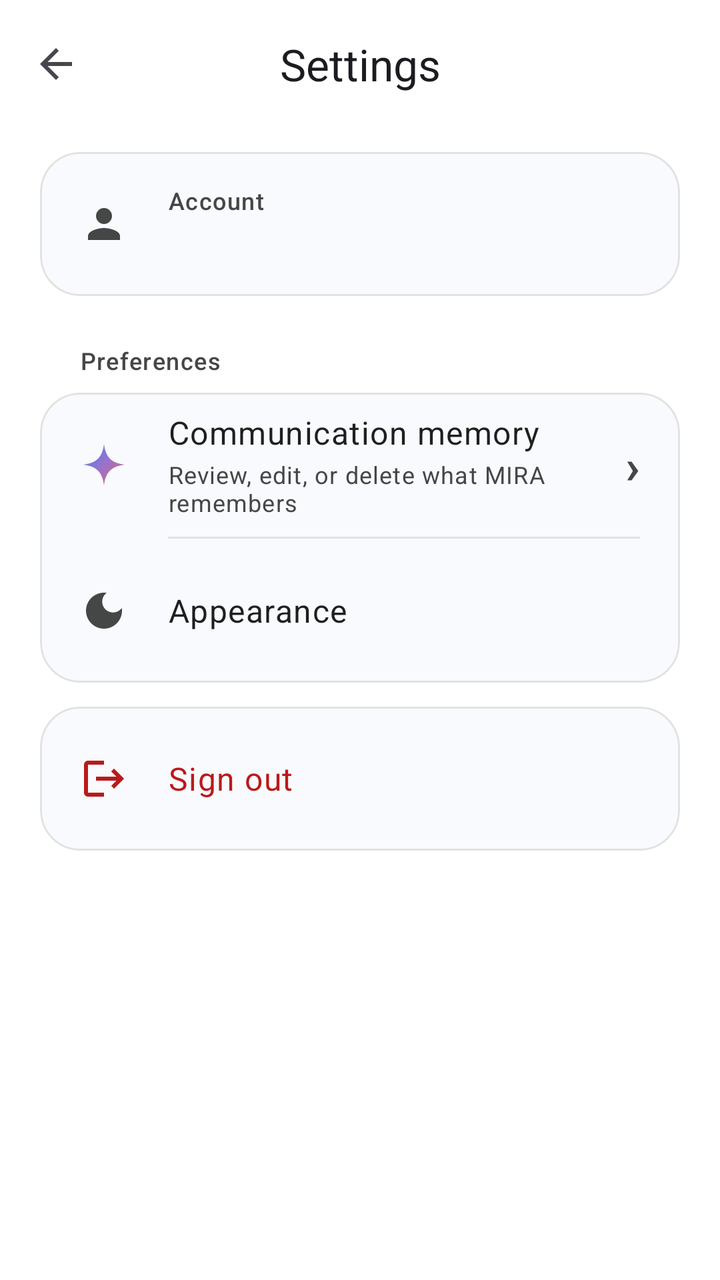
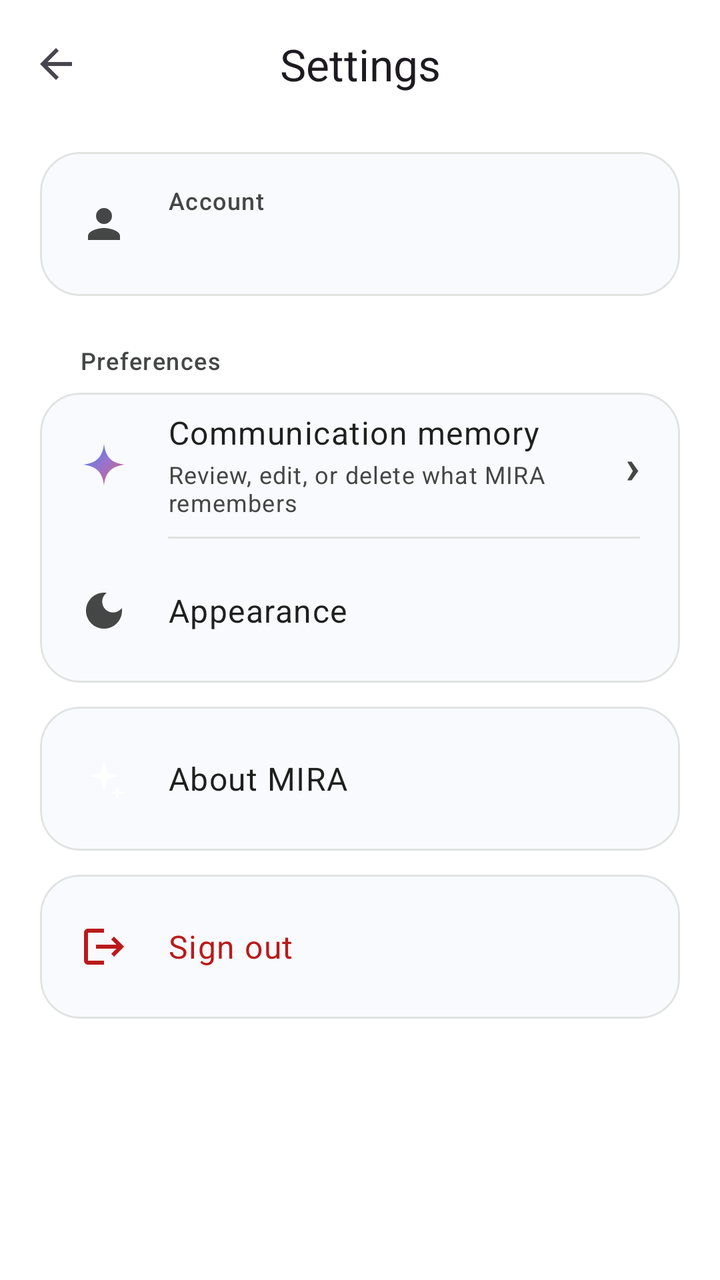

Two renders of the same Android screen: before a commit and after it. Below are the layout's source before the change and the commit's diff.
<!-- AndroidManifest.xml: application theme Theme.MIRA -->
<!-- res/layout/activity_settings.xml -->
<?xml version="1.0" encoding="utf-8"?>
<LinearLayout xmlns:android="http://schemas.android.com/apk/res/android"
    xmlns:app="http://schemas.android.com/apk/res-auto"
    android:layout_width="match_parent"
    android:layout_height="match_parent"
    android:background="?attr/colorSurface"
    android:orientation="vertical">

    <com.google.android.material.appbar.MaterialToolbar
        android:id="@+id/settingsToolbar"
        android:layout_width="match_parent"
        android:layout_height="?attr/actionBarSize"
        app:navigationIcon="?attr/homeAsUpIndicator"
        app:title="@string/settings"
        app:titleCentered="true" />

    <ScrollView
        android:layout_width="match_parent"
        android:layout_height="0dp"
        android:layout_weight="1"
        android:fillViewport="true">

        <LinearLayout
            android:layout_width="match_parent"
            android:layout_height="wrap_content"
            android:orientation="vertical"
            android:paddingStart="20dp"
            android:paddingTop="12dp"
            android:paddingEnd="20dp"
            android:paddingBottom="24dp">

            
            <com.google.android.material.card.MaterialCardView
                android:layout_width="match_parent"
                android:layout_height="wrap_content"
                app:cardBackgroundColor="?attr/colorSurfaceContainerLow"
                app:cardCornerRadius="20dp"
                app:cardElevation="0dp">

                <LinearLayout
                    android:layout_width="match_parent"
                    android:layout_height="wrap_content"
                    android:gravity="center_vertical"
                    android:minHeight="72dp"
                    android:orientation="horizontal"
                    android:paddingStart="20dp"
                    android:paddingEnd="20dp">

                    <ImageView
                        android:layout_width="24dp"
                        android:layout_height="24dp"
                        android:contentDescription="@null"
                        android:src="@drawable/ic_person" />

                    <LinearLayout
                        android:layout_width="0dp"
                        android:layout_height="wrap_content"
                        android:layout_marginStart="20dp"
                        android:layout_weight="1"
                        android:orientation="vertical">

                        <TextView
                            android:layout_width="match_parent"
                            android:layout_height="wrap_content"
                            android:text="@string/account_label"
                            android:textAppearance="?attr/textAppearanceLabelMedium"
                            android:textColor="?attr/colorOnSurfaceVariant" />

                        <TextView
                            android:id="@+id/settingsEmail"
                            android:layout_width="match_parent"
                            android:layout_height="wrap_content"
                            android:layout_marginTop="2dp"
                            android:ellipsize="end"
                            android:maxLines="1"
                            android:textAppearance="?attr/textAppearanceBodyLarge"
                            android:textColor="?attr/colorOnSurface" />
                    </LinearLayout>
                </LinearLayout>
            </com.google.android.material.card.MaterialCardView>

            <TextView
                android:layout_width="match_parent"
                android:layout_height="wrap_content"
                android:layout_marginStart="20dp"
                android:layout_marginTop="24dp"
                android:layout_marginBottom="8dp"
                android:text="@string/settings_preferences"
                android:textAppearance="?attr/textAppearanceLabelMedium"
                android:textColor="?attr/colorOnSurfaceVariant" />

            <com.google.android.material.card.MaterialCardView
                android:layout_width="match_parent"
                android:layout_height="wrap_content"
                app:cardBackgroundColor="?attr/colorSurfaceContainerLow"
                app:cardCornerRadius="20dp"
                app:cardElevation="0dp">

                <LinearLayout
                    android:layout_width="match_parent"
                    android:layout_height="wrap_content"
                    android:orientation="vertical">

                    <LinearLayout
                        android:id="@+id/memoryRow"
                        android:layout_width="match_parent"
                        android:layout_height="wrap_content"
                        android:background="?attr/selectableItemBackground"
                        android:clickable="true"
                        android:focusable="true"
                        android:gravity="center_vertical"
                        android:minHeight="72dp"
                        android:orientation="horizontal"
                        android:paddingStart="20dp"
                        android:paddingEnd="20dp">

                        <ImageView
                            android:layout_width="24dp"
                            android:layout_height="24dp"
                            android:contentDescription="@null"
                            android:src="@drawable/ic_spark" />

                        <LinearLayout
                            android:layout_width="0dp"
                            android:layout_height="wrap_content"
                            android:layout_marginStart="20dp"
                            android:layout_weight="1"
                            android:orientation="vertical">

                            <TextView
                                android:layout_width="match_parent"
                                android:layout_height="wrap_content"
                                android:text="@string/communication_memory"
                                android:textAppearance="?attr/textAppearanceBodyLarge"
                                android:textColor="?attr/colorOnSurface" />

                            <TextView
                                android:layout_width="match_parent"
                                android:layout_height="wrap_content"
                                android:layout_marginTop="2dp"
                                android:text="@string/communication_memory_subtitle"
                                android:textAppearance="?attr/textAppearanceBodySmall"
                                android:textColor="?attr/colorOnSurfaceVariant" />
                        </LinearLayout>

                        <TextView
                            android:layout_width="wrap_content"
                            android:layout_height="wrap_content"
                            android:layout_marginStart="12dp"
                            android:text="@string/chevron"
                            android:textAppearance="?attr/textAppearanceHeadlineSmall"
                            android:textColor="?attr/colorOnSurfaceVariant" />
                    </LinearLayout>

                    <View
                        android:layout_width="match_parent"
                        android:layout_height="1dp"
                        android:layout_marginStart="64dp"
                        android:layout_marginEnd="20dp"
                        android:background="?attr/colorOutlineVariant" />

                    <LinearLayout
                        android:id="@+id/appearanceRow"
                        android:layout_width="match_parent"
                        android:layout_height="wrap_content"
                        android:background="?attr/selectableItemBackground"
                        android:clickable="true"
                        android:focusable="true"
                        android:gravity="center_vertical"
                        android:minHeight="72dp"
                        android:orientation="horizontal"
                        android:paddingStart="20dp"
                        android:paddingEnd="20dp">

                        <ImageView
                            android:layout_width="24dp"
                            android:layout_height="24dp"
                            android:contentDescription="@null"
                            android:src="@drawable/ic_contrast" />

                        <TextView
                            android:layout_width="0dp"
                            android:layout_height="wrap_content"
                            android:layout_marginStart="20dp"
                            android:layout_weight="1"
                            android:text="@string/settings_appearance"
                            android:textAppearance="?attr/textAppearanceBodyLarge"
                            android:textColor="?attr/colorOnSurface" />

                        <TextView
                            android:id="@+id/appearanceValue"
                            android:layout_width="wrap_content"
                            android:layout_height="wrap_content"
                            android:textAppearance="?attr/textAppearanceBodyMedium"
                            android:textColor="?attr/colorOnSurfaceVariant" />
                    </LinearLayout>
                </LinearLayout>
            </com.google.android.material.card.MaterialCardView>

            <com.google.android.material.card.MaterialCardView
                android:layout_width="match_parent"
                android:layout_height="wrap_content"
                android:layout_marginTop="12dp"
                app:cardBackgroundColor="?attr/colorSurfaceContainerLow"
                app:cardCornerRadius="20dp"
                app:cardElevation="0dp">

                <LinearLayout
                    android:id="@+id/signOutButton"
                    android:layout_width="match_parent"
                    android:layout_height="wrap_content"
                    android:background="?attr/selectableItemBackground"
                    android:clickable="true"
                    android:focusable="true"
                    android:gravity="center_vertical"
                    android:minHeight="72dp"
                    android:orientation="horizontal"
                    android:paddingStart="20dp"
                    android:paddingEnd="20dp">

                    <ImageView
                        android:layout_width="24dp"
                        android:layout_height="24dp"
                        android:contentDescription="@null"
                        android:src="@drawable/ic_logout"
                        app:tint="?attr/colorError" />

                    <TextView
                        android:layout_width="0dp"
                        android:layout_height="wrap_content"
                        android:layout_marginStart="20dp"
                        android:layout_weight="1"
                        android:text="@string/logout"
                        android:textAppearance="?attr/textAppearanceBodyLarge"
                        android:textColor="?attr/colorError" />
                </LinearLayout>
            </com.google.android.material.card.MaterialCardView>
        </LinearLayout>
    </ScrollView>
</LinearLayout>
<!-- resources referenced by this layout -->
<resources>
  <!-- drawable ic_logout (drawable) -->
  <?xml version="1.0" encoding="utf-8"?>
  <vector xmlns:android="http://schemas.android.com/apk/res/android"
      android:width="24dp"
      android:height="24dp"
      android:viewportWidth="24"
      android:viewportHeight="24"
      android:tint="?attr/colorOnSurfaceVariant">
      <path
          android:fillColor="@android:color/white"
          android:pathData="M17,7l-1.41,1.41L18.17,11H8v2h10.17l-2.58,2.58L17,17l5,-5zM4,5h8V3H4c-1.1,0 -2,0.9 -2,2v14c0,1.1 0.9,2 2,2h8v-2H4V5z" />
  </vector>
  <string name="account_label">Account</string>
  <string name="chevron">›</string>
  <string name="communication_memory">Communication memory</string>
  <string name="communication_memory_subtitle">Review, edit, or delete what MIRA remembers</string>
  <string name="logout">Sign out</string>
  <string name="settings">Settings</string>
  <string name="settings_appearance">Appearance</string>
  <string name="settings_preferences">Preferences</string>
  <style name="Theme.MIRA" parent="Base.Theme.MIRA" />
  <color name="brand_gradient_start">#4285F4</color>
  <color name="brand_gradient_mid">#9B72CB</color>
  <color name="brand_gradient_end">#D96570</color>
  <color name="brand_primary">#6C4CE0</color>
  <color name="brand_on_primary">#FFFFFF</color>
  <color name="brand_primary_container">#E7DEFF</color>
  <color name="brand_on_primary_container">#21005D</color>
  <color name="brand_secondary">#7B5AD6</color>
  <color name="brand_on_secondary">#FFFFFF</color>
  <color name="brand_secondary_container">#E9E0FF</color>
  <color name="brand_on_secondary_container">#2B0B52</color>
  <color name="brand_tertiary">#B5385A</color>
  <color name="brand_on_tertiary">#FFFFFF</color>
  <color name="brand_tertiary_container">#FFD9DF</color>
  <color name="brand_on_tertiary_container">#3F0018</color>
  <color name="brand_bg">#FFFFFF</color>
  <color name="brand_ink">#1F1F1F</color>
  <color name="brand_surface">#FFFFFF</color>
  <color name="brand_surface_variant">#F0F4F9</color>
  <color name="brand_ink_muted">#444746</color>
  <color name="brand_soft_surface">#F8FAFD</color>
  <color name="brand_soft_surface_high">#F0F4F9</color>
  <color name="brand_outline">#C4C7C5</color>
  <color name="brand_outline_variant">#E1E3E1</color>
  <color name="brand_error">#BA1A1A</color>
  <color name="brand_on_error">#FFFFFF</color>
  <color name="brand_error_container">#FFDAD6</color>
  <color name="brand_on_error_container">#410002</color>
  <style name="TextAppearance.Mira.HeadlineMedium" parent="TextAppearance.Material3.HeadlineMedium">
          <item name="android:letterSpacing">-0.02</item>
          <item name="android:textStyle">bold</item>
      </style>
  <style name="TextAppearance.Mira.TitleMedium" parent="TextAppearance.Material3.TitleMedium">
          <item name="android:letterSpacing">-0.01</item>
      </style>
  <style name="TextAppearance.Mira.HeadlineSmall" parent="TextAppearance.Material3.HeadlineSmall">
          <item name="android:letterSpacing">-0.015</item>
          <item name="android:textStyle">bold</item>
      </style>
  <!-- unchanged entries left out for length: 4 -->
</resources>

<!-- the commit's change to res/layout/activity_settings.xml (unified diff, before → after) -->
@@ -206,7 +206,7 @@
                 app:cardElevation="0dp">
 
                 <LinearLayout
-                    android:id="@+id/signOutButton"
+                    android:id="@+id/aboutRow"
                     android:layout_width="match_parent"
                     android:layout_height="wrap_content"
                     android:background="?attr/selectableItemBackground"
@@ -222,6 +222,51 @@
                         android:layout_width="24dp"
                         android:layout_height="24dp"
                         android:contentDescription="@null"
+                        android:src="@drawable/ic_memory" />
+
+                    <TextView
+                        android:layout_width="0dp"
+                        android:layout_height="wrap_content"
+                        android:layout_marginStart="20dp"
+                        android:layout_weight="1"
+                        android:text="@string/about_title"
+                        android:textAppearance="?attr/textAppearanceBodyLarge"
+                        android:textColor="?attr/colorOnSurface" />
+
+                    <TextView
+                        android:id="@+id/aboutValue"
+                        android:layout_width="wrap_content"
+                        android:layout_height="wrap_content"
+                        android:textAppearance="?attr/textAppearanceBodyMedium"
+                        android:textColor="?attr/colorOnSurfaceVariant" />
+                </LinearLayout>
+            </com.google.android.material.card.MaterialCardView>
+
+            <com.google.android.material.card.MaterialCardView
+                android:layout_width="match_parent"
+                android:layout_height="wrap_content"
+                android:layout_marginTop="12dp"
+                app:cardBackgroundColor="?attr/colorSurfaceContainerLow"
+                app:cardCornerRadius="20dp"
+                app:cardElevation="0dp">
+
+                <LinearLayout
+                    android:id="@+id/signOutButton"
+                    android:layout_width="match_parent"
+                    android:layout_height="wrap_content"
+                    android:background="?attr/selectableItemBackground"
+                    android:clickable="true"
+                    android:focusable="true"
+                    android:gravity="center_vertical"
+                    android:minHeight="72dp"
+                    android:orientation="horizontal"
+                    android:paddingStart="20dp"
+                    android:paddingEnd="20dp">
+
+                    <ImageView
+                        android:layout_width="24dp"
+                        android:layout_height="24dp"
+                        android:contentDescription="@null"
                         android:src="@drawable/ic_logout"
                         app:tint="?attr/colorError" />
 
<!-- resource entries referenced after the edit -->
@@ -12,6 +12,21 @@
           android:fillColor="@android:color/white"
           android:pathData="M17,7l-1.41,1.41L18.17,11H8v2h10.17l-2.58,2.58L17,17l5,-5zM4,5h8V3H4c-1.1,0 -2,0.9 -2,2v14c0,1.1 0.9,2 2,2h8v-2H4V5z" />
   </vector>
+  <!-- drawable ic_memory (drawable) -->
+  <?xml version="1.0" encoding="utf-8"?>
+  <vector xmlns:android="http://schemas.android.com/apk/res/android"
+      android:width="24dp"
+      android:height="24dp"
+      android:viewportWidth="24"
+      android:viewportHeight="24">
+      <path
+          android:fillColor="@android:color/white"
+          android:pathData="M12,2.6L13.55,9.05L20,10.6L13.55,12.15L12,18.6L10.45,12.15L4,10.6L10.45,9.05Z" />
+      <path
+          android:fillColor="@android:color/white"
+          android:pathData="M18.6,15.4L19.35,18.25L22.2,19L19.35,19.75L18.6,22.6L17.85,19.75L15,19L17.85,18.25Z" />
+  </vector>
+  <string name="about_title">About MIRA</string>
   <string name="account_label">Account</string>
   <string name="chevron">›</string>
   <string name="communication_memory">Communication memory</string>
